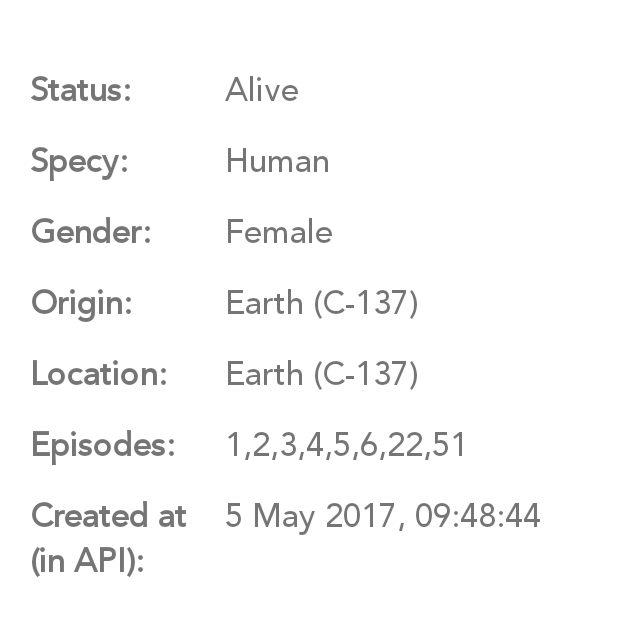
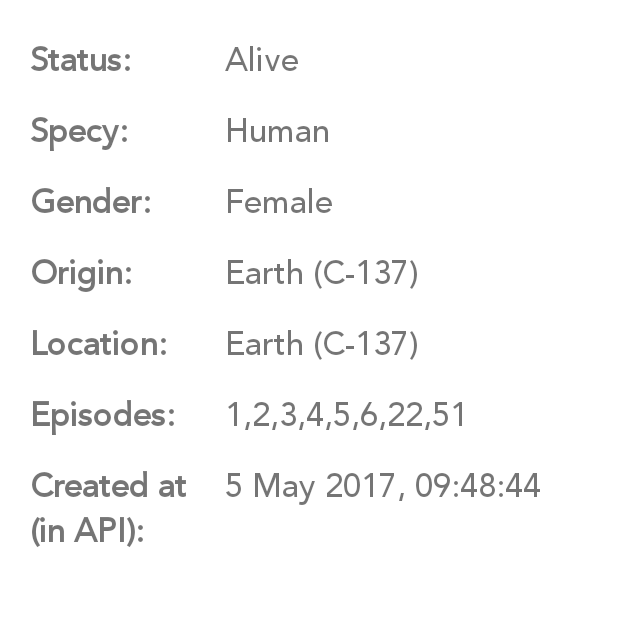
Before and after one commit to sevvaloz/RickAndMortyApp, an Android app: the layout activity_character_details.xml on its own in the app's theme, with its tools: preview values and no code run, on a phone screen of 412 x 824 dp, the part 519-1155 px from its top. Run offline under Robolectric (Android 15) with nearby library versions, the phone set to English and light mode, and no system bars.

Commit message:
character details xml dosyasi duzenlendi.

```diff
--- a/app/src/main/res/layout/activity_character_details.xml
+++ b/app/src/main/res/layout/activity_character_details.xml
@@ -57,8 +57,7 @@
             android:orientation="horizontal"
             android:layout_marginStart="20dp"
             android:layout_marginEnd="20dp"
-            android:layout_marginBottom="5dp"
-            android:layout_marginTop="20dp">
+            android:layout_marginBottom="5dp">
 
             <TextView
                 android:layout_width="130dp"
@@ -234,10 +233,6 @@
             </TextView>
         </LinearLayout>
 
-
-
     </LinearLayout>
 
-
-
 </ScrollView>
```
